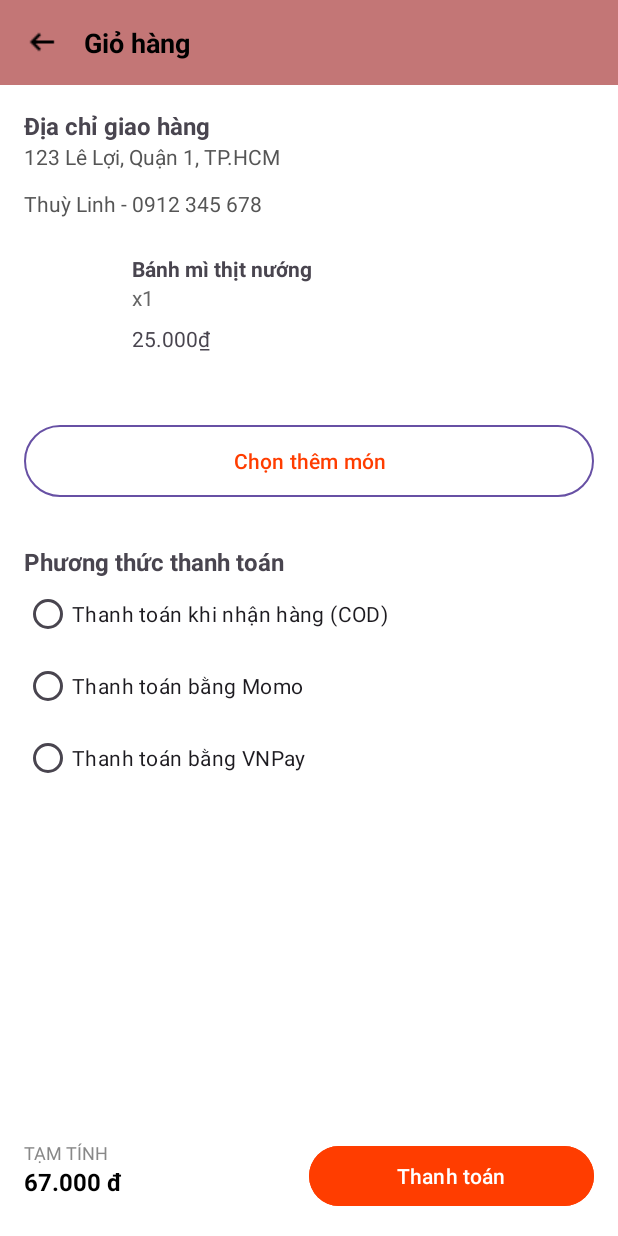
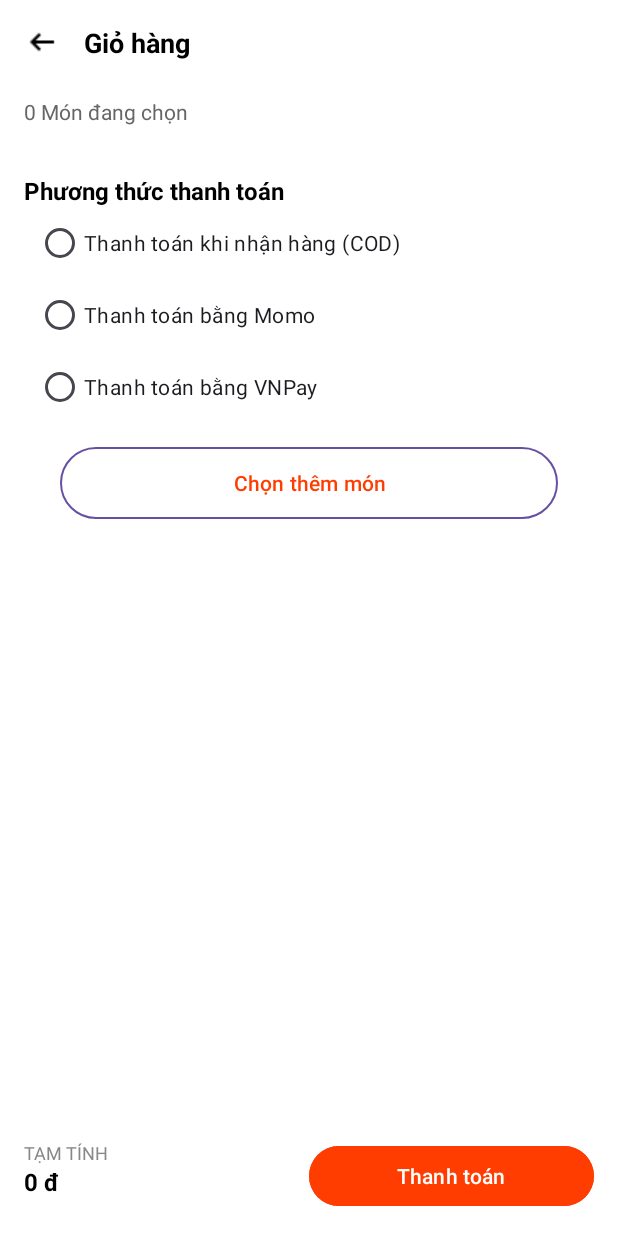
Before and after one commit to MinhPhatKZO/Mobile, an Android app: the ShoppingCartActivity screen opened directly, with no data from a screen before it, on a phone screen of 412 x 824 dp. Run offline under Robolectric (Android 15) with nearby library versions, the phone set to English and light mode, and no system bars.

Commit message:
Initial commit

```diff
--- a/app/src/main/java/com/example/projecttng/activity/ShoppingCartActivity.java
+++ b/app/src/main/java/com/example/projecttng/activity/ShoppingCartActivity.java
@@ -10,29 +10,36 @@ import android.widget.TextView;
 import android.widget.Toast;
 
 import androidx.appcompat.app.AppCompatActivity;
+import androidx.recyclerview.widget.LinearLayoutManager;
 import androidx.recyclerview.widget.RecyclerView;
 
 import com.example.projecttng.R;
+import com.example.projecttng.adapter.CartAdapter;
+import com.example.projecttng.adapter.CartManager;
+import com.example.projecttng.model.FoodItem;
+
+import java.util.List;
 
 public class ShoppingCartActivity extends AppCompatActivity {
 
     private ImageView btnBack;
-    private TextView tvTitle, tvAddress, tvContact, tvTotalPrice;
+    private TextView tvTitle, tvItemCount, tvTotalPrice;
     private Button btnAddMore, btnCheckout;
     private RadioGroup rgPayment;
     private RadioButton rbCod, rbMomo, rbVnpay;
     private RecyclerView rvCartItems;
 
+    private CartAdapter cartAdapter;
+
     @Override
     protected void onCreate(Bundle savedInstanceState) {
         super.onCreate(savedInstanceState);
-        setContentView(R.layout.activity_shoppingcart); // Đổi tên XML nếu cần
+        setContentView(R.layout.activity_shoppingcart);
 
         // Ánh xạ view
         btnBack = findViewById(R.id.btn_back);
         tvTitle = findViewById(R.id.tv_title);
-        tvAddress = findViewById(R.id.tv_address);
-        tvContact = findViewById(R.id.tv_contact);
+        tvItemCount = findViewById(R.id.tv_item_count);
         tvTotalPrice = findViewById(R.id.tv_total_price);
         btnAddMore = findViewById(R.id.btn_add_more);
         btnCheckout = findViewById(R.id.btn_checkout);
@@ -42,17 +49,19 @@ public class ShoppingCartActivity extends AppCompatActivity {
         rbVnpay = findViewById(R.id.rb_vnpay);
         rvCartItems = findViewById(R.id.rv_cart_items);
 
-        // Sự kiện nút quay lại
+        // Gán adapter và dữ liệu
+        setupCart();
+
+        // Nút quay lại
         btnBack.setOnClickListener(view -> finish());
 
-        // Sự kiện nút chọn thêm món
+        // Nút chọn thêm món → về CategoryActivity
         btnAddMore.setOnClickListener(view -> {
-            // Gọi về màn hình chọn món (ví dụ: MainActivity)
             Intent intent = new Intent(this, CategoryActivity.class);
             startActivity(intent);
         });
 
-        // Sự kiện thanh toán
+        // Nút thanh toán
         btnCheckout.setOnClickListener(view -> {
             int selectedId = rgPayment.getCheckedRadioButtonId();
 
@@ -61,18 +70,37 @@ public class ShoppingCartActivity extends AppCompatActivity {
                 return;
             }
 
-            // Có thể xử lý tuỳ từng phương thức ở đây
-            if (selectedId == R.id.rb_cod) {
-                Toast.makeText(this, "Bạn đã chọn COD", Toast.LENGTH_SHORT).show();
-            } else if (selectedId == R.id.rb_momo) {
-                Toast.makeText(this, "Bạn đã chọn thanh toán Momo", Toast.LENGTH_SHORT).show();
-            } else if (selectedId == R.id.rb_vnpay) {
-                Toast.makeText(this, "Bạn đã chọn thanh toán VNPay", Toast.LENGTH_SHORT).show();
-            }
+            String method = "";
+            if (selectedId == R.id.rb_cod) method = "COD";
+            else if (selectedId == R.id.rb_momo) method = "Momo";
+            else if (selectedId == R.id.rb_vnpay) method = "VNPay";
 
-            // Chuyển sang màn hình "Đặt hàng thành công"
+            Toast.makeText(this, "Bạn đã chọn thanh toán bằng " + method, Toast.LENGTH_SHORT).show();
+
             Intent intent = new Intent(this, OrderActivity.class);
             startActivity(intent);
         });
     }
+
+    private void setupCart() {
+        List<FoodItem> items = CartManager.getInstance().getCartItems();
+
+        cartAdapter = new CartAdapter(this, items, this::updateCartSummary);
+        rvCartItems.setLayoutManager(new LinearLayoutManager(this));
+        rvCartItems.setAdapter(cartAdapter);
+
+        updateCartSummary(); // Gọi cập nhật số món và giá tổng ban đầu
+    }
+
+    private void updateCartSummary() {
+        int totalQuantity = CartManager.getInstance().getTotalQuantity();
+        int totalPrice = CartManager.getInstance().getTotalPrice();
+
+        tvItemCount.setText(totalQuantity + " Món đang chọn");
+        tvTotalPrice.setText(formatCurrency(totalPrice));
+    }
+
+    private String formatCurrency(int amount) {
+        return String.format("%,d đ", amount).replace(",", ".");
+    }
 }
--- a/app/src/main/java/com/example/projecttng/adapter/CartManager.java
+++ b/app/src/main/java/com/example/projecttng/adapter/CartManager.java
@@ -10,7 +10,7 @@ public class CartManager {
     private static final List<FoodItem> cartItems = new ArrayList<>();
 
     // Thêm món vào giỏ hàng
-    public static void addItem(FoodItem item) {
+    public static synchronized void addItem(FoodItem item) {
         for (FoodItem i : cartItems) {
             if (i.getId().equals(item.getId())) {
                 i.setQuantity(i.getQuantity() + 1);
@@ -21,7 +21,7 @@ public class CartManager {
     }
 
     // Cập nhật số lượng món
-    public static void updateItemQuantity(String id, int quantity) {
+    public static synchronized void updateItemQuantity(String id, int quantity) {
         for (FoodItem item : cartItems) {
             if (item.getId().equals(id)) {
                 item.setQuantity(quantity);
@@ -31,7 +31,7 @@ public class CartManager {
     }
 
     // Xóa món khỏi giỏ hàng
-    public static void removeItem(String id) {
+    public static synchronized void removeItem(String id) {
         Iterator<FoodItem> iterator = cartItems.iterator();
         while (iterator.hasNext()) {
             FoodItem item = iterator.next();
@@ -43,7 +43,7 @@ public class CartManager {
     }
 
     // Kiểm tra món đã tồn tại chưa
-    public static boolean containsItem(String id) {
+    public static synchronized boolean containsItem(String id) {
         for (FoodItem item : cartItems) {
             if (item.getId().equals(id)) return true;
         }
@@ -51,12 +51,12 @@ public class CartManager {
     }
 
     // Lấy danh sách giỏ hàng
-    public static List<FoodItem> getCartItems() {
-        return cartItems;
+    public static synchronized List<FoodItem> getCartItems() {
+        return new ArrayList<>(cartItems); // trả về bản sao để tránh bị thay đổi từ bên ngoài
     }
 
     // Tổng số món trong giỏ
-    public static int getTotalQuantity() {
+    public static synchronized int getTotalQuantity() {
         int total = 0;
         for (FoodItem item : cartItems) {
             total += item.getQuantity();
@@ -65,7 +65,7 @@ public class CartManager {
     }
 
     // Tổng tiền
-    public static int getTotalPrice() {
+    public static synchronized int getTotalPrice() {
         int total = 0;
         for (FoodItem item : cartItems) {
             total += item.getParsedPrice() * item.getQuantity();
@@ -74,7 +74,12 @@ public class CartManager {
     }
 
     // Xóa toàn bộ giỏ hàng
-    public static void clearCart() {
+    public static synchronized void clearCart() {
         cartItems.clear();
     }
+
+    // Singleton style nếu cần dùng getInstance()
+    public static CartManager getInstance() {
+        return new CartManager(); // bạn có thể chuyển sang Singleton thực sự nếu cần
+    }
 }
--- a/app/src/main/res/layout/activity_shoppingcart.xml
+++ b/app/src/main/res/layout/activity_shoppingcart.xml
@@ -1,173 +1,93 @@
 <?xml version="1.0" encoding="utf-8"?>
-<androidx.constraintlayout.widget.ConstraintLayout xmlns:android="http://schemas.android.com/apk/res/android"
+<androidx.constraintlayout.widget.ConstraintLayout
+    xmlns:android="http://schemas.android.com/apk/res/android"
     xmlns:app="http://schemas.android.com/apk/res-auto"
     android:layout_width="match_parent"
     android:layout_height="match_parent"
-    android:background="#ffffff">
+    android:background="#FFFFFF">
 
     <!-- Header -->
     <LinearLayout
         android:id="@+id/header"
         android:layout_width="0dp"
         android:layout_height="wrap_content"
-        android:background="#C37676"
+        android:padding="16dp"
+        android:orientation="horizontal"
         android:gravity="center_vertical"
-        android:orientation="horizontal"
-        android:padding="16dp"
-        app:layout_constraintEnd_toEndOf="parent"
+        app:layout_constraintTop_toTopOf="parent"
         app:layout_constraintStart_toStartOf="parent"
-        app:layout_constraintTop_toTopOf="parent">
+        app:layout_constraintEnd_toEndOf="parent">
 
         <ImageView
             android:id="@+id/btn_back"
             android:layout_width="24dp"
             android:layout_height="24dp"
-            android:contentDescription="Back"
-            android:src="@drawable/ic_back_arrow" />
+            android:src="@drawable/ic_back_arrow"
+            android:contentDescription="Back" />
 
         <TextView
             android:id="@+id/tv_title"
             android:layout_width="wrap_content"
             android:layout_height="wrap_content"
+            android:text="Giỏ hàng"
+            android:textStyle="bold"
+            android:textSize="18sp"
             android:layout_marginStart="16dp"
-            android:text="Giỏ hàng"
-            android:textColor="#000000"
-            android:textSize="18sp"
-            android:textStyle="bold" />
+            android:textColor="#000000"/>
     </LinearLayout>
 
     <!-- Nội dung cuộn -->
     <ScrollView
         android:layout_width="0dp"
         android:layout_height="0dp"
+        android:fillViewport="true"
+        app:layout_constraintTop_toBottomOf="@id/header"
         app:layout_constraintBottom_toTopOf="@id/layout_checkout"
-        app:layout_constraintEnd_toEndOf="parent"
         app:layout_constraintStart_toStartOf="parent"
-        app:layout_constraintTop_toBottomOf="@id/header">
+        app:layout_constraintEnd_toEndOf="parent">
 
         <LinearLayout
             android:layout_width="match_parent"
             android:layout_height="wrap_content"
             android:orientation="vertical"
-            android:padding="16dp">
+            android:padding="8dp">
 
-            <!-- Địa chỉ giao hàng -->
-
+            <!-- Số món -->
             <TextView
+                android:id="@+id/tv_item_count"
                 android:layout_width="wrap_content"
                 android:layout_height="wrap_content"
-                android:text="Địa chỉ giao hàng"
-                android:textSize="16sp"
-                android:textStyle="bold" />
+                android:layout_marginStart="8dp"
+                android:text="1 Món đang chọn"
+                android:textColor="#666666" />
 
-            <TextView
-                android:id="@+id/tv_address"
-                android:layout_width="match_parent"
-                android:layout_height="wrap_content"
-                android:layout_marginBottom="12dp"
-                android:text="123 Lê Lợi, Quận 1, TP.HCM"
-                android:textColor="#555555" />
-
-            <!-- 2. Thông tin liên hệ -->
-            <TextView
-                android:id="@+id/tv_contact"
-                android:layout_width="match_parent"
-                android:layout_height="wrap_content"
-                android:layout_marginBottom="12dp"
-                android:text="Thuỳ Linh - 0912 345 678"
-                android:textColor="#555555" />
-
-            <!-- Món ăn mẫu -->
-            <LinearLayout
-                android:layout_width="match_parent"
-                android:layout_height="wrap_content"
-                android:layout_marginTop="12dp"
-                android:gravity="center_vertical"
-                android:orientation="horizontal">
-
-                <ImageView
-                    android:layout_width="60dp"
-                    android:layout_height="60dp"
-                    android:layout_marginEnd="12dp"
-                    android:scaleType="centerCrop" />
-
-                <LinearLayout
-                    android:layout_width="0dp"
-                    android:layout_height="wrap_content"
-                    android:layout_weight="1"
-                    android:background="#FFFFFF"
-                    android:orientation="vertical">
-
-                    <TextView
-                        android:layout_width="wrap_content"
-                        android:layout_height="wrap_content"
-                        android:text="Bánh mì thịt nướng"
-                        android:textStyle="bold" />
-
-
-
-                    <TextView
-                        android:id="@+id/tv_item_count"
-                        android:layout_width="wrap_content"
-                        android:layout_height="wrap_content"
-                        android:text="x1"
-                        android:textColor="#666666"
-                        android:textSize="14sp"
-                        android:layout_marginBottom="8dp" />
-
-                    <TextView
-                        android:layout_width="wrap_content"
-                        android:layout_height="wrap_content"
-                        android:text="25.000₫" />
-                </LinearLayout>
-            </LinearLayout>
-
-
-            <!-- RecyclerView danh sách món -->
+            <!-- Danh sách món -->
             <androidx.recyclerview.widget.RecyclerView
                 android:id="@+id/rv_cart_items"
                 android:layout_width="match_parent"
                 android:layout_height="wrap_content"
-                android:layout_marginBottom="16dp"
-                android:padding="8dp"
-                android:contentDescription="Danh sách các món ăn đã chọn trong giỏ hàng"/>
-
-            <!-- Nút chọn thêm món -->
-            <Button
-                android:id="@+id/btn_add_more"
-                android:layout_width="match_parent"
-                android:layout_height="48dp"
-                android:layout_marginTop="16dp"
-                android:layout_marginBottom="32dp"
-                android:background="@drawable/bg_outline_button"
-                android:text="Chọn thêm món"
-                android:textColor="#FF3D00"
-                android:contentDescription="Danh sách các món ăn trong giỏ hàng"/>
+                android:layout_marginTop="8dp"
+                android:nestedScrollingEnabled="false"
+                android:paddingBottom="8dp" />
 
             <!-- Phương thức thanh toán -->
             <TextView
+                android:id="@+id/tv_payment_label"
                 android:layout_width="wrap_content"
                 android:layout_height="wrap_content"
                 android:text="Phương thức thanh toán"
                 android:textSize="16sp"
-                android:textStyle="bold" />
+                android:textStyle="bold"
+                android:layout_marginTop="16dp"
+                android:layout_marginStart="8dp"
+                android:textColor="#000000" />
 
             <RadioGroup
                 android:id="@+id/rg_payment"
                 android:layout_width="match_parent"
                 android:layout_height="wrap_content"
-                android:orientation="vertical">
-
-                <!-- Mã thanh toán -->
-                <TextView
-                    android:id="@+id/tv_payment_code"
-                    android:layout_width="match_parent"
-                    android:layout_height="wrap_content"
-                    android:textColor="#FF5722"
-                    android:textSize="14sp"
-                    android:layout_marginTop="8dp"
-                    android:text=""
-                    android:visibility="gone"/>
+                android:orientation="vertical"
+                android:layout_marginHorizontal="16dp">
 
                 <RadioButton
                     android:id="@+id/rb_cod"
@@ -188,6 +108,16 @@
                     android:text="Thanh toán bằng VNPay" />
             </RadioGroup>
 
+            <Button
+                android:id="@+id/btn_add_more"
+                android:layout_width="match_parent"
+                android:layout_height="48dp"
+                android:layout_marginTop="16dp"
+                android:layout_marginHorizontal="32dp"
+                android:layout_marginBottom="24dp"
+                android:background="@drawable/bg_outline_button"
+                android:text="Chọn thêm món"
+                android:textColor="#FF3D00" />
         </LinearLayout>
     </ScrollView>
 
@@ -196,12 +126,12 @@
         android:id="@+id/layout_checkout"
         android:layout_width="0dp"
         android:layout_height="wrap_content"
-        android:background="#FFFFFF"
         android:orientation="horizontal"
         android:padding="16dp"
+        android:background="#FFFFFF"
         app:layout_constraintBottom_toBottomOf="parent"
-        app:layout_constraintEnd_toEndOf="parent"
-        app:layout_constraintStart_toStartOf="parent">
+        app:layout_constraintStart_toStartOf="parent"
+        app:layout_constraintEnd_toEndOf="parent">
 
         <LinearLayout
             android:layout_width="0dp"
@@ -231,8 +161,8 @@
             android:layout_width="0dp"
             android:layout_height="wrap_content"
             android:layout_weight="1"
+            android:text="Thanh toán"
             android:backgroundTint="#FF3D00"
-            android:text="Thanh toán"
             android:textColor="#FFFFFF" />
     </LinearLayout>
 </androidx.constraintlayout.widget.ConstraintLayout>
```
Also changed, not shown: app/src/main/res/drawable/circle_bg.xml (line endings or trailing spaces), app/src/main/res/drawable/ic_success.png (added).
